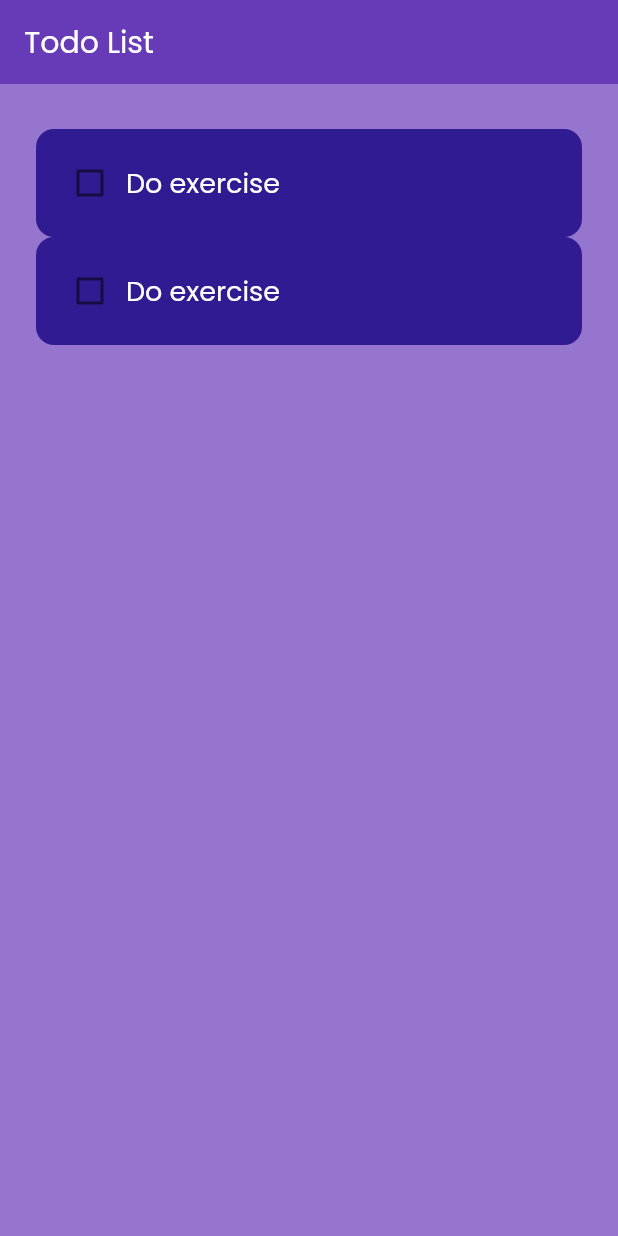
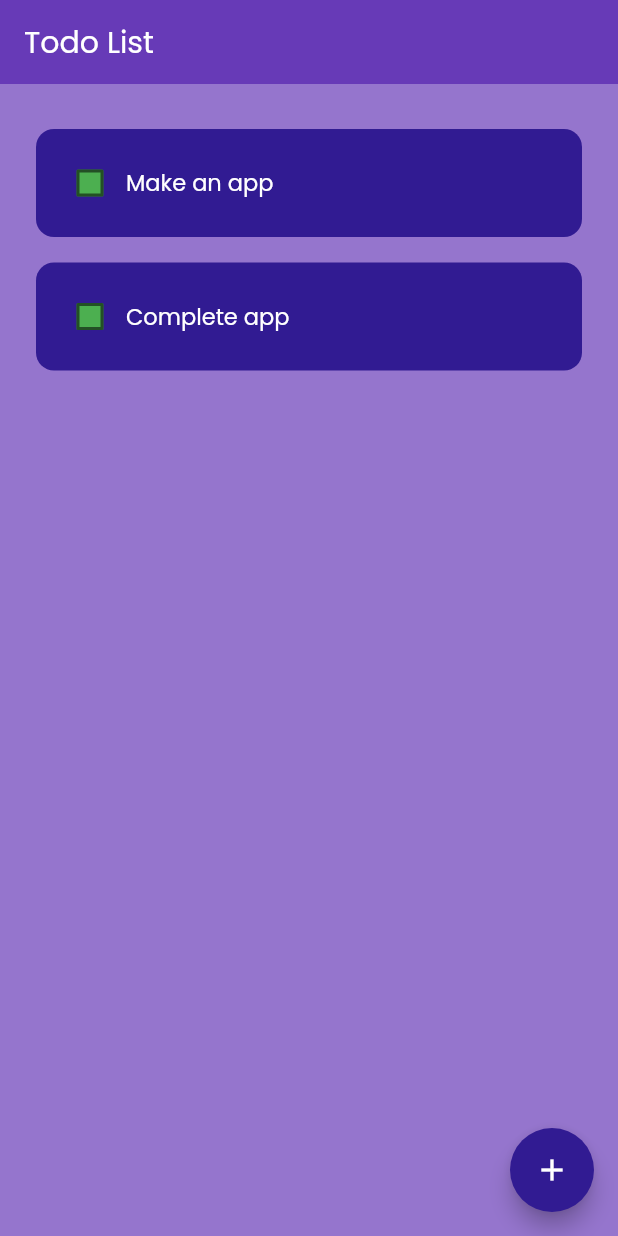
Before and after one commit to ziggy010/hive_practice, a Flutter app: the screen it shows after launch, on a phone screen of 412 x 824 dp. Run offline on Flutter 3.47's test engine with Material 2 defaults, Android fonts, the phone set to English and light mode, and no system bars.

```diff
--- a/lib/components/todoTile.dart
+++ b/lib/components/todoTile.dart
@@ -3,12 +3,19 @@ import 'package:flutter/material.dart';
 class ToDoTile extends StatelessWidget {
   final bool checkBoxStatus;
   Function(bool?)? onChanged;
+  final String taskTitle;
 
-  ToDoTile({required this.checkBoxStatus, required this.onChanged});
+  ToDoTile({
+    required this.checkBoxStatus,
+    required this.onChanged,
+    required this.taskTitle,
+  });
 
   @override
   Widget build(BuildContext context) {
-    return Container(
+    return Padding(
+      padding: const EdgeInsets.only(bottom: 17),
+      child: Container(
         padding: EdgeInsets.all(12),
         width: double.infinity,
         decoration: BoxDecoration(
@@ -20,20 +27,29 @@ class ToDoTile extends StatelessWidget {
             Checkbox(
               value: checkBoxStatus,
               onChanged: onChanged,
+              fillColor: MaterialStateProperty.resolveWith<Color>(
+                  (Set<MaterialState> states) {
+                if (states.contains(MaterialState.disabled)) {
+                  return Colors.green.withOpacity(.32);
+                }
+                return Colors.green;
+              }),
             ),
             Text(
-            'Do exercise',
+              taskTitle,
               style: TextStyle(
                 color: Colors.white,
                 fontFamily: 'poppins',
-              fontSize: 18,
+                fontSize: 15,
                 decoration: checkBoxStatus
                     ? TextDecoration.lineThrough
                     : TextDecoration.none,
+                decorationThickness: 2,
               ),
             )
           ],
         ),
+      ),
     );
   }
 }
--- a/lib/pages/HomePage.dart
+++ b/lib/pages/HomePage.dart
@@ -1,17 +1,34 @@
 import 'package:flutter/material.dart';
 import 'package:todo_hive/components/todoTile.dart';
 
-class HomePage extends StatelessWidget {
+class HomePage extends StatefulWidget {
+  @override
+  State<HomePage> createState() => _HomePageState();
+}
+
+class _HomePageState extends State<HomePage> {
   // List of todolist;
-
   List ToDoList = [
     ['Make an app', false],
     ['Complete app', false],
   ];
 
   //Method for checkbox status changed
+  void checkBoxChanged(bool? value, index) {
+    setState(() {
+      ToDoList[index][1] = !ToDoList[index][1];
+    });
+  }
 
-  void checkBoxChanged(bool? value, index) {}
+  //Method to add task
+  void addTask() {
+    showDialog(
+      context: context,
+      builder: (context) {
+        return Container();
+      },
+    );
+  }
 
   @override
   Widget build(BuildContext context) {
@@ -34,10 +51,17 @@ class HomePage extends StatelessWidget {
           itemCount: ToDoList.length,
           itemBuilder: (BuildContext context, int index) {
             return ToDoTile(
-                checkBoxStatus: ToDoList[index][1],
-                onChanged: (value) => checkBoxChanged(value, index));
+              checkBoxStatus: ToDoList[index][1],
+              onChanged: (value) => checkBoxChanged(value, index),
+              taskTitle: ToDoList[index][0],
+            );
           },
         ),
+      ),
+      floatingActionButton: FloatingActionButton(
+        onPressed: () {},
+        backgroundColor: Colors.deepPurple.shade900,
+        child: Icon(Icons.add),
       ),
     );
   }
```
Lines whose indentation alone changed are shown as unchanged.
